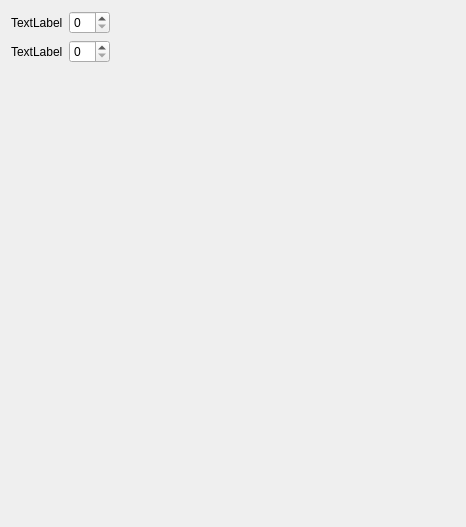
This is APSavegameEditor/Stats.ui in odom11/ap_savegame_editor as Qt 5 draws it before an edit. The edited form follows.
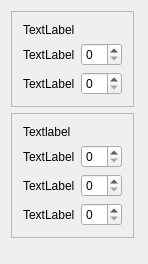
This is the edited form.

Commit message: fixed some layout issues. Added dialog options. Replaced manual by stl search, fixing the search bug. Added info message for missing keys. I.e. this should work on new games.

```diff
--- a/APSavegameEditor/Stats.ui
+++ b/APSavegameEditor/Stats.ui
@@ -6,48 +6,121 @@
    <rect>
     <x>0</x>
     <y>0</y>
-    <width>466</width>
-    <height>527</height>
+    <width>148</width>
+    <height>264</height>
    </rect>
   </property>
+  <property name="sizePolicy">
+   <sizepolicy hsizetype="Fixed" vsizetype="Fixed">
+    <horstretch>0</horstretch>
+    <verstretch>0</verstretch>
+   </sizepolicy>
+  </property>
   <property name="windowTitle">
    <string>Stats</string>
   </property>
-  <layout class="QGridLayout" name="gridLayout">
-   <item row="0" column="0">
-    <widget class="QLabel" name="freeStatpointsLabel">
-     <property name="text">
-      <string>TextLabel</string>
+  <layout class="QVBoxLayout" name="verticalLayout">
+   <item>
+    <widget class="QFrame" name="generalFrame">
+     <property name="sizePolicy">
+      <sizepolicy hsizetype="Fixed" vsizetype="Fixed">
+       <horstretch>0</horstretch>
+       <verstretch>0</verstretch>
+      </sizepolicy>
      </property>
+     <property name="frameShape">
+      <enum>QFrame::StyledPanel</enum>
+     </property>
+     <property name="frameShadow">
+      <enum>QFrame::Raised</enum>
+     </property>
+     <layout class="QGridLayout" name="gridLayout_2">
+      <item row="2" column="0">
+       <widget class="QLabel" name="moneyLabel">
+        <property name="text">
+         <string>TextLabel</string>
+        </property>
+       </widget>
+      </item>
+      <item row="1" column="0">
+       <widget class="QLabel" name="freeStatpointsLabel">
+        <property name="text">
+         <string>TextLabel</string>
+        </property>
+       </widget>
+      </item>
+      <item row="1" column="1">
+       <widget class="QSpinBox" name="freeStatpointsValue"/>
+      </item>
+      <item row="0" column="0">
+       <widget class="QLabel" name="generalLabel">
+        <property name="text">
+         <string>TextLabel</string>
+        </property>
+       </widget>
+      </item>
+      <item row="2" column="1">
+       <widget class="QSpinBox" name="moneyValue"/>
+      </item>
+     </layout>
     </widget>
    </item>
-   <item row="0" column="1">
-    <widget class="QSpinBox" name="freeStatpointsValue"/>
-   </item>
-   <item row="0" column="2">
-    <spacer name="horizontalSpacer">
-     <property name="orientation">
-      <enum>Qt::Horizontal</enum>
+   <item>
+    <widget class="QFrame" name="dialogFrame">
+     <property name="sizePolicy">
+      <sizepolicy hsizetype="Fixed" vsizetype="Fixed">
+       <horstretch>0</horstretch>
+       <verstretch>0</verstretch>
+      </sizepolicy>
      </property>
-     <property name="sizeHint" stdset="0">
-      <size>
-       <width>40</width>
-       <height>20</height>
-      </size>
+     <property name="frameShape">
+      <enum>QFrame::StyledPanel</enum>
      </property>
-    </spacer>
-   </item>
-   <item row="1" column="0">
-    <widget class="QLabel" name="moneyLabel">
-     <property name="text">
-      <string>TextLabel</string>
+     <property name="frameShadow">
+      <enum>QFrame::Raised</enum>
      </property>
+     <layout class="QGridLayout" name="gridLayout">
+      <item row="0" column="0">
+       <widget class="QLabel" name="dialogLabel">
+        <property name="text">
+         <string>Textlabel</string>
+        </property>
+       </widget>
+      </item>
+      <item row="3" column="0">
+       <widget class="QLabel" name="profChosenLabel">
+        <property name="text">
+         <string>TextLabel</string>
+        </property>
+       </widget>
+      </item>
+      <item row="1" column="1">
+       <widget class="QSpinBox" name="suaveChosenValue"/>
+      </item>
+      <item row="1" column="0">
+       <widget class="QLabel" name="suaveChosenLabel">
+        <property name="text">
+         <string>TextLabel</string>
+        </property>
+       </widget>
+      </item>
+      <item row="2" column="0">
+       <widget class="QLabel" name="aggrChosenLabel">
+        <property name="text">
+         <string>TextLabel</string>
+        </property>
+       </widget>
+      </item>
+      <item row="2" column="1">
+       <widget class="QSpinBox" name="aggrChosenValue"/>
+      </item>
+      <item row="3" column="1">
+       <widget class="QSpinBox" name="profChosenValue"/>
+      </item>
+     </layout>
     </widget>
    </item>
-   <item row="1" column="1">
-    <widget class="QSpinBox" name="moneyValue"/>
-   </item>
-   <item row="2" column="1">
+   <item>
     <spacer name="verticalSpacer">
      <property name="orientation">
       <enum>Qt::Vertical</enum>
```
The commit also changes 13 other files.
